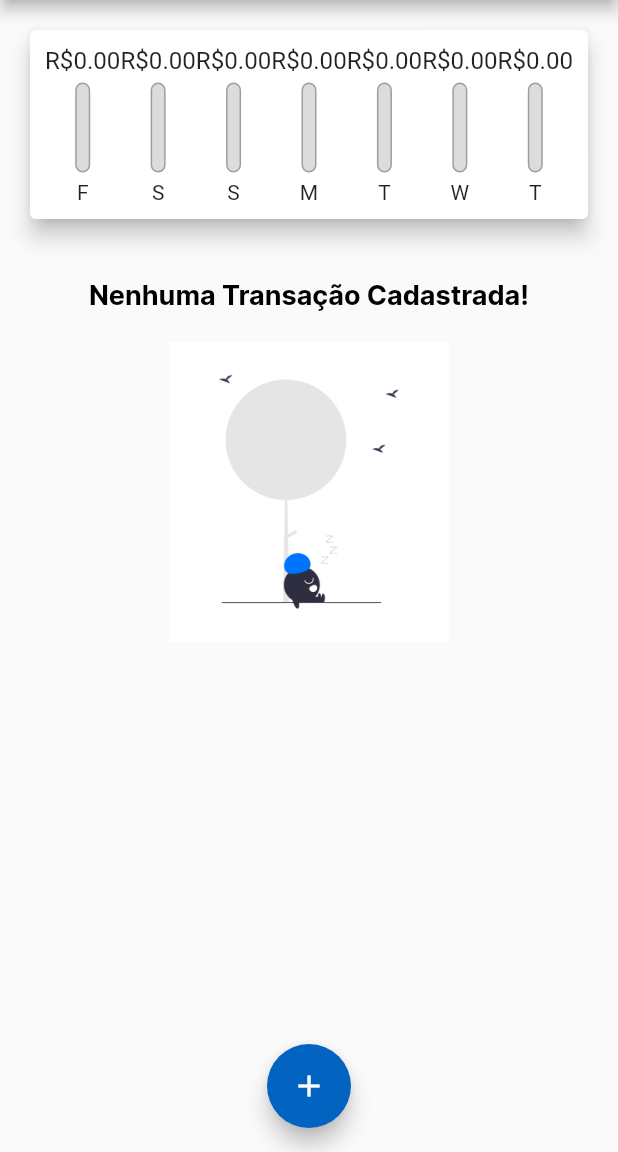
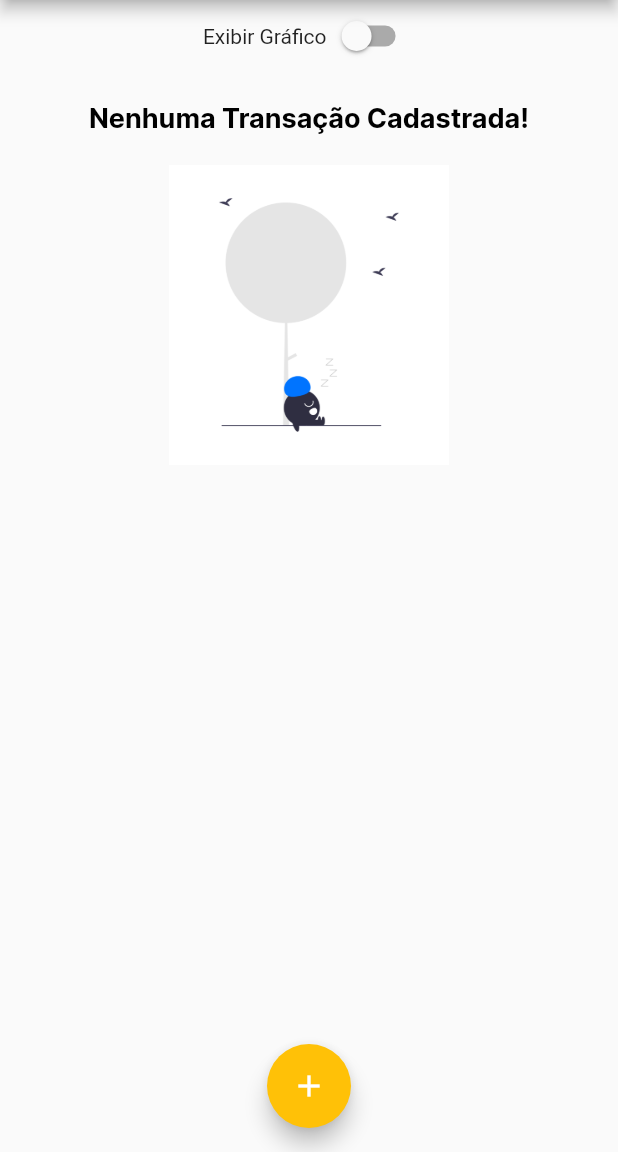
Before and after one commit to ERIKSONLOURES/Aplicativo-de-despesas, a Flutter app: the screen it shows after launch, on a phone screen of 412 x 824 dp, the part 84-1236 px from its top. Run offline on Flutter 3.47's test engine with Material 2 defaults, Android fonts, the phone set to English and light mode, and no system bars.

Commit message:
add botao exibir grafico

```diff
--- a/lib/components/chart_bar.dart
+++ b/lib/components/chart_bar.dart
@@ -14,15 +14,19 @@ class ChartBar extends StatelessWidget {
 
   @override
   Widget build(BuildContext context) {
+    return LayoutBuilder(
+      builder: (ctx, constraints) {
         return Column(
           children: [
-        Container(
-          height: 20,
+            SizedBox(
+              height: constraints.maxHeight * 0.15,
               child: FittedBox(
-            child: Text('R\$${value!.toStringAsFixed(2)}'))),
-        const SizedBox(height: 5),
+                child: Text('${value!.toStringAsFixed(2)}'),
+              ),
+            ),
+            SizedBox(height: constraints.maxHeight * 0.05),
             SizedBox(
-          height: 60,
+              height: constraints.maxHeight * 0.6,
               width: 10,
               child: Stack(
                 alignment: Alignment.bottomCenter,
@@ -49,9 +53,16 @@ class ChartBar extends StatelessWidget {
                 ],
               ),
             ),
-        const SizedBox(height: 5),
-        Text(label!),
+            SizedBox(height: constraints.maxHeight * 0.05),
+            SizedBox(
+              height: constraints.maxHeight * 0.15,
+              child: FittedBox(
+                child: Text(label!),
+              ),
+            ),
           ],
+        );
+      },
     );
   }
 }
--- a/lib/components/transaction_list.dart
+++ b/lib/components/transaction_list.dart
@@ -12,7 +12,7 @@ class TransactionList extends StatelessWidget {
   @override
   Widget build(BuildContext context) {
     return SizedBox(
-      height: 800,
+      height: MediaQuery.of(context).size.height * 0.6,
       child: transactions.isEmpty
           ? Column(
               children: [
--- a/lib/main.dart
+++ b/lib/main.dart
@@ -19,7 +19,7 @@ class ExpensesApp extends StatelessWidget {
       theme: tema.copyWith(
         colorScheme: tema.colorScheme.copyWith(
           primary: Colors.blue[700],
-          secondary: Color.fromARGB(255, 2, 100, 192),
+          secondary: Colors.amber,
         ),
         textTheme: tema.textTheme.copyWith(
           headline6: const TextStyle(
@@ -54,6 +54,7 @@ class MyHomePage extends StatefulWidget {
 
 class _MyHomePageState extends State<MyHomePage> {
   final List<Transaction> _transactions = [];
+  bool _showChart = false;
 
   List<Transaction> get _recentTransactions {
     return _transactions.where((tr) {
@@ -80,9 +81,7 @@ class _MyHomePageState extends State<MyHomePage> {
 
   _removeTransaction(String id) {
     setState(() {
-      _transactions.removeWhere((tr) {
-        return tr.id == id;
-      });
+      _transactions.removeWhere((tr) => tr.id == id);
     });
   }
 
@@ -97,8 +96,7 @@ class _MyHomePageState extends State<MyHomePage> {
 
   @override
   Widget build(BuildContext context) {
-    return Scaffold(
-      appBar: AppBar(
+    final appBar = AppBar(
       title: const Text('Despesas Pessoais'),
       actions: [
         IconButton(
@@ -106,13 +104,42 @@ class _MyHomePageState extends State<MyHomePage> {
           onPressed: () => _openTransactionFormModal(context),
         ),
       ],
-      ),
+    );
+
+    final availableHeight = MediaQuery.of(context).size.height -
+        appBar.preferredSize.height -
+        MediaQuery.of(context).padding.top;
+
+    return Scaffold(
+      appBar: appBar,
       body: SingleChildScrollView(
         child: Column(
           crossAxisAlignment: CrossAxisAlignment.stretch,
           children: [
-            Chart(_recentTransactions),
-            TransactionList(_transactions, _removeTransaction),
+            Row(
+              mainAxisAlignment: MainAxisAlignment.center,
+              children: [
+                const Text('Exibir Gráfico'),
+                Switch(
+                  value: _showChart,
+                  onChanged: (value) {
+                    setState(() {
+                      _showChart = value;
+                    });
+                  },
+                ),
+              ],
+            ),
+            if (_showChart)
+              SizedBox(
+                height: availableHeight * 0.3,
+                child: Chart(_recentTransactions),
+              ),
+            if (!_showChart)
+              SizedBox(
+                height: availableHeight * 0.7,
+                child: TransactionList(_transactions, _removeTransaction),
+              ),
           ],
         ),
       ),
```
Lines whose indentation alone changed are shown as unchanged.
